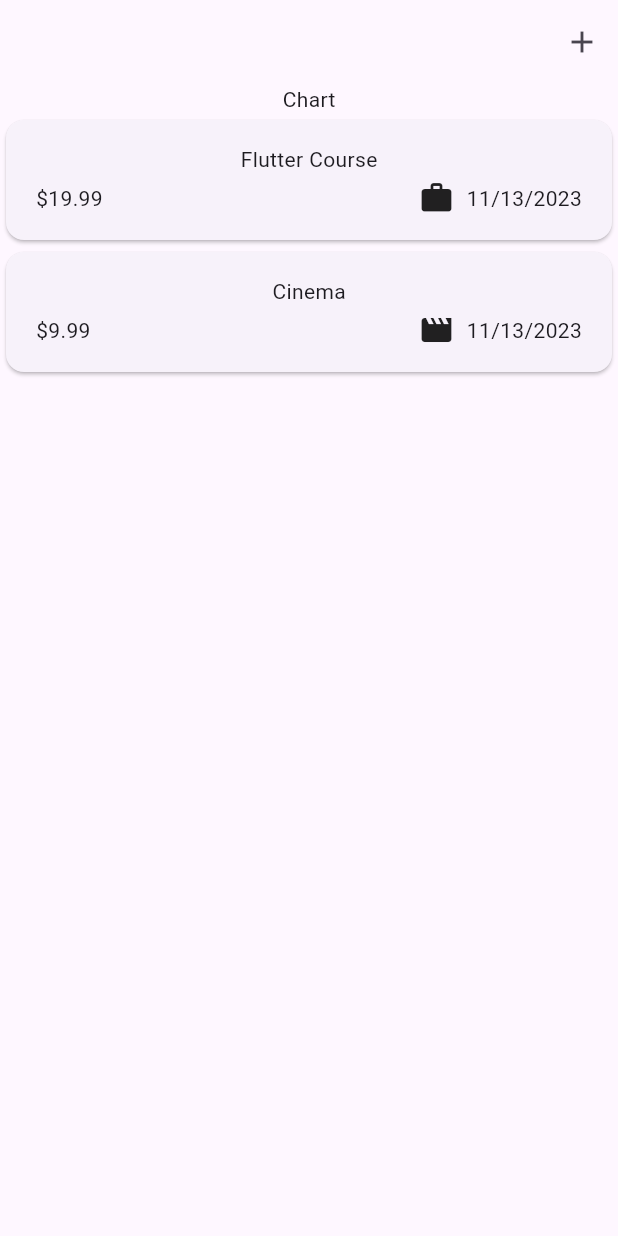
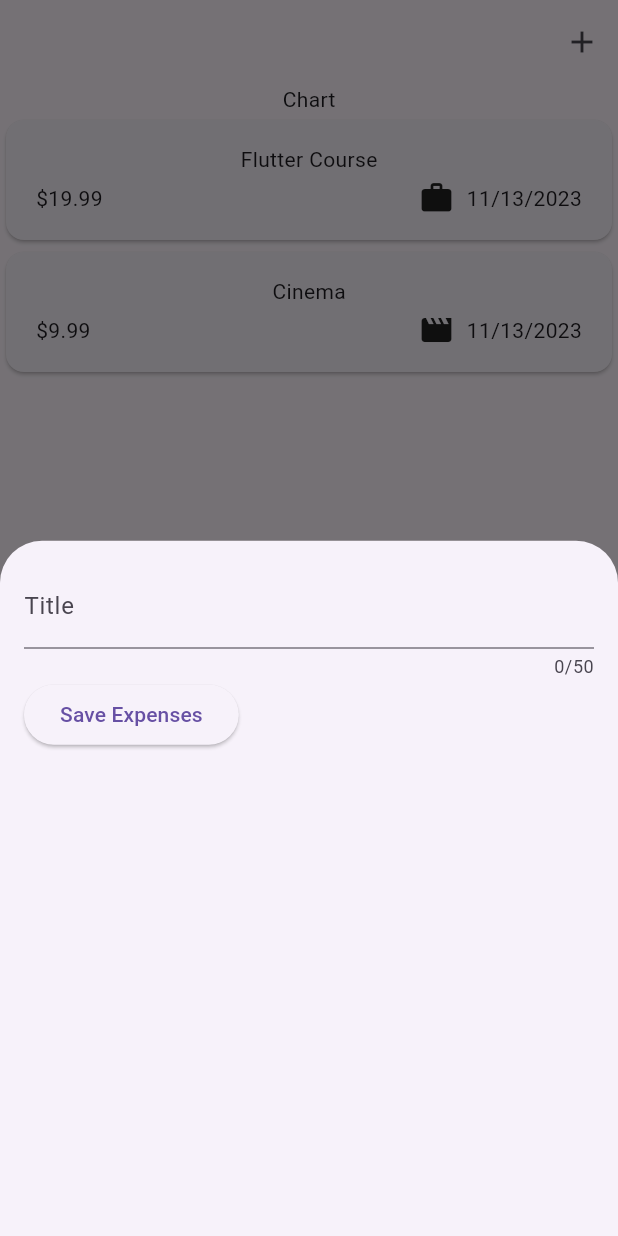
Before and after one commit to Nagaaswin/expenses-tracker-app, a Flutter app: the screen it shows after launch, after a tap on the "add" icon, on a phone screen of 412 x 824 dp. Run offline on Flutter 3.47's test engine with Material 2 defaults, Android fonts, the phone set to English and light mode, and no system bars.

Commit message:
developed modal overlay to add new expense.

```diff
--- a/lib/widgets/expenses.dart
+++ b/lib/widgets/expenses.dart
@@ -1,4 +1,5 @@
 import 'package:expenses_tracker_app/widgets/expenses_list/expense_list.dart';
+import 'package:expenses_tracker_app/widgets/new_expense.dart';
 import 'package:flutter/material.dart';
 import '../enums/category.dart';
 import '../models/expense.dart';
@@ -26,13 +27,20 @@ class _ExpensesState extends State<Expenses> {
         category: Category.leisure)
   ];
 
+  void _openAddExpenseOverlay() {
+    showModalBottomSheet(
+      context: context,
+      builder: (ctx) => const NewExpense(),
+    );
+  }
+
   @override
   Widget build(BuildContext context) {
     return Scaffold(
       appBar: AppBar(
         actions: [
           IconButton(
-            onPressed: () {},
+            onPressed: _openAddExpenseOverlay,
             icon: const Icon(Icons.add),
           ),
         ],
--- /dev/null
+++ b/lib/widgets/new_expense.dart
@@ -0,0 +1,47 @@
+import 'package:flutter/material.dart';
+
+class NewExpense extends StatefulWidget {
+  const NewExpense({super.key});
+
+  @override
+  State<NewExpense> createState() {
+    return _NewExpenseState();
+  }
+}
+
+class _NewExpenseState extends State<NewExpense> {
+  final _titleController = TextEditingController();
+
+  @override
+  void dispose() {
+    _titleController.dispose();
+    super.dispose();
+  }
+
+  @override
+  Widget build(BuildContext context) {
+    return Padding(
+      padding: const EdgeInsets.all(16),
+      child: Column(
+        children: [
+          TextField(
+            controller: _titleController,
+            maxLength: 50,
+            keyboardType: TextInputType.text,
+            decoration: const InputDecoration(label: Text('Title')),
+          ),
+          Row(
+            children: [
+              ElevatedButton(
+                onPressed: () {
+                  print(_titleController.text);
+                },
+                child: const Text('Save Expenses'),
+              )
+            ],
+          )
+        ],
+      ),
+    );
+  }
+}
```
